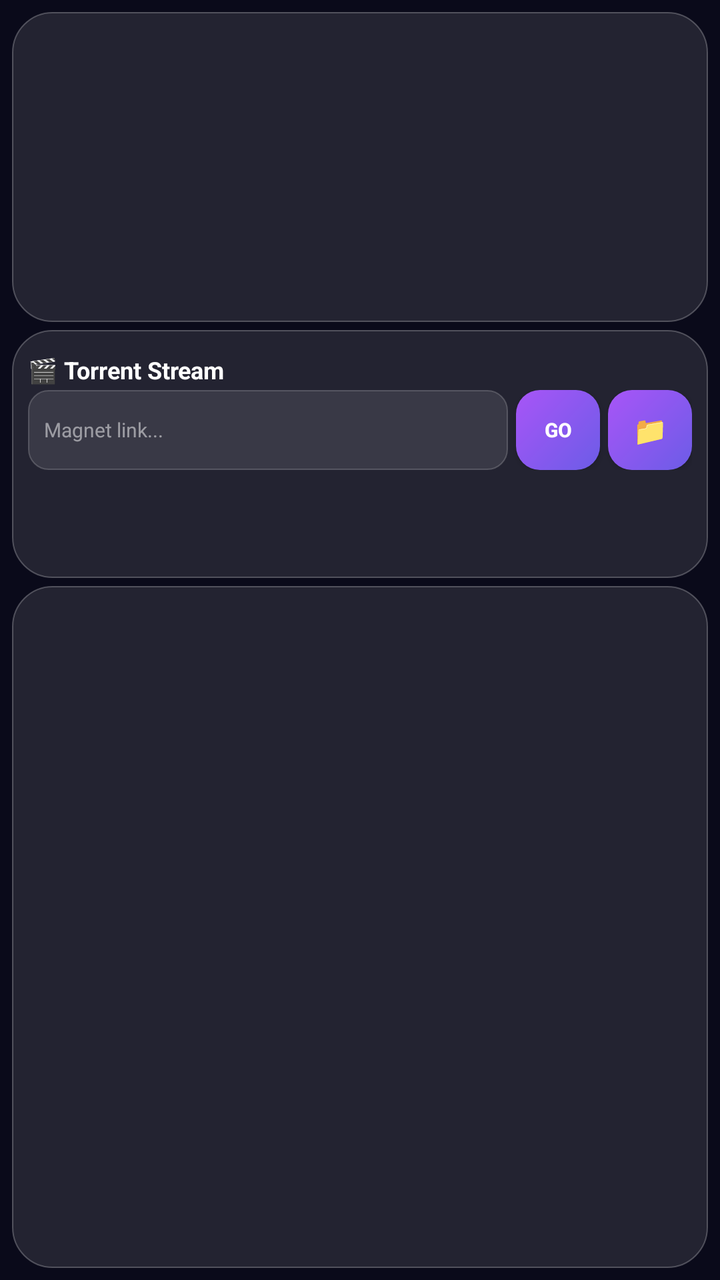
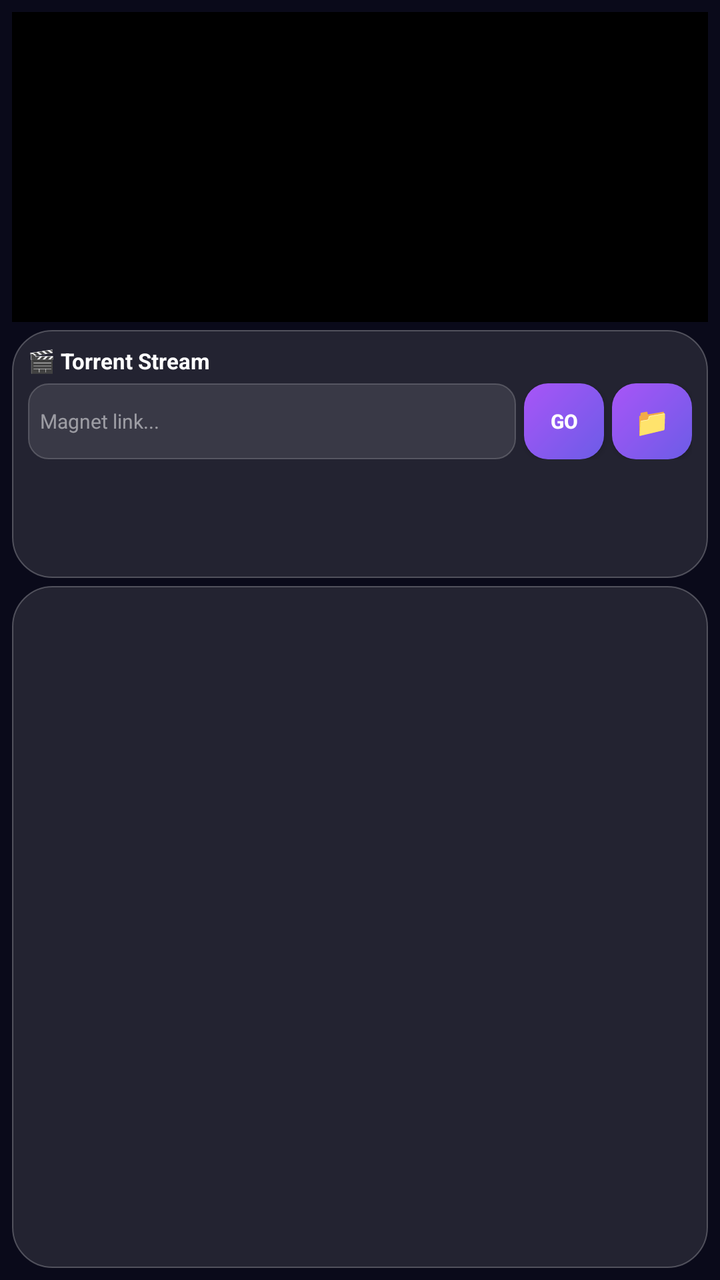

Screens rendered from an Android XML layout before and after an edit, with the pre-edit source and the edit as a unified diff.
<!-- AndroidManifest.xml: application theme AppTheme -->
<!-- res/layout/activity_main.xml -->
<?xml version="1.0" encoding="utf-8"?>
<LinearLayout xmlns:android="http://schemas.android.com/apk/res/android"
    android:layout_width="match_parent"
    android:layout_height="match_parent"
    android:orientation="vertical"
    android:background="#0a0a1a"
    android:padding="6dp">
    
    
    <FrameLayout
        android:layout_width="match_parent"
        android:layout_height="0dp"
        android:layout_weight="25"
        android:layout_marginBottom="4dp"
        android:background="@drawable/glass_bg">
        
        <SurfaceView
            android:id="@+id/video_surface"
            android:layout_width="match_parent"
            android:layout_height="match_parent"
            android:layout_gravity="center"
            android:visibility="gone" />
        
        <ProgressBar
            android:id="@+id/spinner_bar"
            android:layout_width="24dp"
            android:layout_height="24dp"
            android:layout_gravity="center"
            android:indeterminateTint="#6c5ce7"
            android:visibility="gone" />
    </FrameLayout>
    
    
    <LinearLayout
        android:layout_width="match_parent"
        android:layout_height="0dp"
        android:layout_weight="20"
        android:orientation="vertical"
        android:background="@drawable/glass_bg"
        android:padding="8dp"
        android:layout_marginBottom="4dp"
        android:gravity="center_vertical">
        
        <TextView
            android:id="@+id/status_text"
            android:layout_width="match_parent"
            android:layout_height="wrap_content"
            android:text="🎬 Torrent Stream"
            android:textColor="#FFFFFF"
            android:textSize="12sp"
            android:textStyle="bold"
            android:layout_marginBottom="2dp" />
        
        <ProgressBar
            android:id="@+id/buffer_bar"
            style="?android:attr/progressBarStyleHorizontal"
            android:layout_width="match_parent"
            android:layout_height="3dp"
            android:progressTint="#6c5ce7"
            android:progressBackgroundTint="#33FFFFFF"
            android:visibility="gone"
            android:layout_marginBottom="4dp" />
        
        <LinearLayout
            android:layout_width="match_parent"
            android:layout_height="40dp"
            android:orientation="horizontal"
            android:gravity="center_vertical">
            
            <EditText
                android:id="@+id/magnet_input"
                android:layout_width="0dp"
                android:layout_height="match_parent"
                android:layout_weight="1"
                android:background="@drawable/input_bg"
                android:hint="Magnet link..."
                android:textColorHint="#80FFFFFF"
                android:padding="8dp"
                android:textColor="#FFFFFF"
                android:textSize="10sp" />
            
            <Button
                android:id="@+id/btn_play"
                android:layout_width="42dp"
                android:layout_height="match_parent"
                android:layout_marginStart="4dp"
                android:background="@drawable/btn_primary"
                android:text="GO"
                android:textColor="#fff"
                android:textStyle="bold"
                android:textSize="10sp" />
            
            <Button
                android:id="@+id/btn_torrent"
                android:layout_width="42dp"
                android:layout_height="match_parent"
                android:layout_marginStart="4dp"
                android:background="@drawable/btn_primary"
                android:text="📁"
                android:textColor="#fff"
                android:textSize="14sp" />
        </LinearLayout>
        
        <LinearLayout
            android:layout_width="match_parent"
            android:layout_height="36dp"
            android:orientation="horizontal"
            android:layout_marginTop="6dp">
            
            <Button
                android:id="@+id/btn_watch"
                android:layout_width="0dp"
                android:layout_height="match_parent"
                android:layout_weight="1"
                android:background="@drawable/btn_success"
                android:text="▶ ASSISTIR"
                android:textColor="#fff"
                android:textStyle="bold"
                android:textSize="11sp"
                android:visibility="gone" />
            
            <Button
                android:id="@+id/btn_stop"
                android:layout_width="0dp"
                android:layout_height="match_parent"
                android:layout_weight="1"
                android:layout_marginStart="4dp"
                android:background="@drawable/btn_danger"
                android:text="⏹ PARAR"
                android:textColor="#fff"
                android:textStyle="bold"
                android:textSize="11sp"
                android:visibility="gone" />
        </LinearLayout>
    </LinearLayout>
    
    
    <ScrollView
        android:layout_width="match_parent"
        android:layout_height="0dp"
        android:layout_weight="55"
        android:background="@drawable/glass_bg">
        
        <TextView
            android:id="@+id/debug_text"
            android:layout_width="match_parent"
            android:layout_height="wrap_content"
            android:text=""
            android:textColor="#AAFFFFFF"
            android:textSize="9sp"
            android:fontFamily="monospace"
            android:padding="6dp" />
    </ScrollView>
    
</LinearLayout>
<!-- resources referenced by this layout -->
<resources>
  <!-- drawable btn_danger (drawable) -->
  <?xml version="1.0" encoding="utf-8"?>
  <shape xmlns:android="http://schemas.android.com/apk/res/android">
      <solid android:color="#33ffffff" />
      <corners android:radius="12dp" />
      <stroke android:width="0.5dp" android:color="#44ffffff" />
  </shape>
  <!-- drawable btn_primary (drawable) -->
  <?xml version="1.0" encoding="utf-8"?>
  <shape xmlns:android="http://schemas.android.com/apk/res/android">
      <gradient android:startColor="#6c5ce7" android:endColor="#a855f7" android:angle="135" />
      <corners android:radius="12dp" />
  </shape>
  <!-- drawable btn_success (drawable) -->
  <?xml version="1.0" encoding="utf-8"?>
  <shape xmlns:android="http://schemas.android.com/apk/res/android">
      <gradient android:startColor="#00b894" android:endColor="#00cec9" android:angle="135" />
      <corners android:radius="12dp" />
  </shape>
  <!-- drawable glass_bg (drawable) -->
  <?xml version="1.0" encoding="utf-8"?>
  <shape xmlns:android="http://schemas.android.com/apk/res/android">
      <solid android:color="#1AFFFFFF" />
      <corners android:radius="20dp" />
      <stroke
          android:width="0.5dp"
          android:color="#40FFFFFF" />
  </shape>
  <!-- drawable input_bg (drawable) -->
  <?xml version="1.0" encoding="utf-8"?>
  <shape xmlns:android="http://schemas.android.com/apk/res/android">
      <solid android:color="#1AFFFFFF" />
      <corners android:radius="10dp" />
      <stroke
          android:width="0.5dp"
          android:color="#30FFFFFF" />
  </shape>
  <style name="AppTheme" parent="Theme.AppCompat.NoActionBar">
          <item name="android:windowBackground">@color/background</item>
          <item name="android:statusBarColor">@color/background</item>
          <item name="android:navigationBarColor">@color/background</item>
          <item name="colorPrimary">@color/primary</item>
          <item name="colorPrimaryDark">@color/primary_dark</item>
          <item name="colorAccent">@color/accent</item>
      </style>
  <color name="background">#0a0a0f</color>
  <color name="primary">#6c5ce7</color>
  <color name="primary_dark">#5a4bd1</color>
  <color name="accent">#00b894</color>
</resources>

<!-- the commit's change to res/layout/activity_main.xml (unified diff, before → after) -->
@@ -12,13 +12,12 @@
         android:layout_height="0dp"
         android:layout_weight="25"
         android:layout_marginBottom="4dp"
-        android:background="@drawable/glass_bg">
+        android:background="#000000">
         
         <SurfaceView
             android:id="@+id/video_surface"
             android:layout_width="match_parent"
             android:layout_height="match_parent"
-            android:layout_gravity="center"
             android:visibility="gone" />
         
         <ProgressBar
@@ -38,8 +37,7 @@
         android:orientation="vertical"
         android:background="@drawable/glass_bg"
         android:padding="8dp"
-        android:layout_marginBottom="4dp"
-        android:gravity="center_vertical">
+        android:layout_marginBottom="4dp">
         
         <TextView
             android:id="@+id/status_text"
@@ -47,25 +45,24 @@
             android:layout_height="wrap_content"
             android:text="🎬 Torrent Stream"
             android:textColor="#FFFFFF"
-            android:textSize="12sp"
-            android:textStyle="bold"
-            android:layout_marginBottom="2dp" />
+            android:textSize="11sp"
+            android:textStyle="bold" />
         
         <ProgressBar
             android:id="@+id/buffer_bar"
             style="?android:attr/progressBarStyleHorizontal"
             android:layout_width="match_parent"
-            android:layout_height="3dp"
+            android:layout_height="2dp"
             android:progressTint="#6c5ce7"
             android:progressBackgroundTint="#33FFFFFF"
             android:visibility="gone"
-            android:layout_marginBottom="4dp" />
+            android:layout_marginTop="2dp" />
         
         <LinearLayout
             android:layout_width="match_parent"
-            android:layout_height="40dp"
+            android:layout_height="38dp"
             android:orientation="horizontal"
-            android:gravity="center_vertical">
+            android:layout_marginTop="4dp">
             
             <EditText
                 android:id="@+id/magnet_input"
@@ -75,13 +72,13 @@
                 android:background="@drawable/input_bg"
                 android:hint="Magnet link..."
                 android:textColorHint="#80FFFFFF"
-                android:padding="8dp"
+                android:padding="6dp"
                 android:textColor="#FFFFFF"
                 android:textSize="10sp" />
             
             <Button
                 android:id="@+id/btn_play"
-                android:layout_width="42dp"
+                android:layout_width="40dp"
                 android:layout_height="match_parent"
                 android:layout_marginStart="4dp"
                 android:background="@drawable/btn_primary"
@@ -92,7 +89,7 @@
             
             <Button
                 android:id="@+id/btn_torrent"
-                android:layout_width="42dp"
+                android:layout_width="40dp"
                 android:layout_height="match_parent"
                 android:layout_marginStart="4dp"
                 android:background="@drawable/btn_primary"
@@ -103,9 +100,9 @@
         
         <LinearLayout
             android:layout_width="match_parent"
-            android:layout_height="36dp"
+            android:layout_height="34dp"
             android:orientation="horizontal"
-            android:layout_marginTop="6dp">
+            android:layout_marginTop="4dp">
             
             <Button
                 android:id="@+id/btn_watch"
